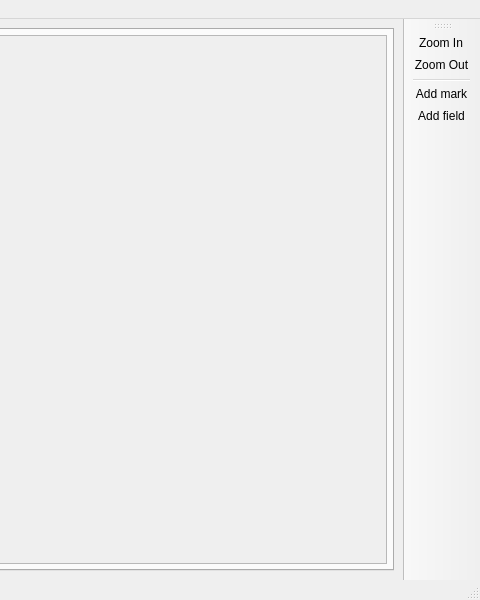
The window that aer/views/mainwindow.ui (GandalfM/automatic-exams-reader) describes before a commit, drawn with Qt 5; both pictures show x 320 to 800 and y 0 to 600 of the 800 by 600 pixel window.
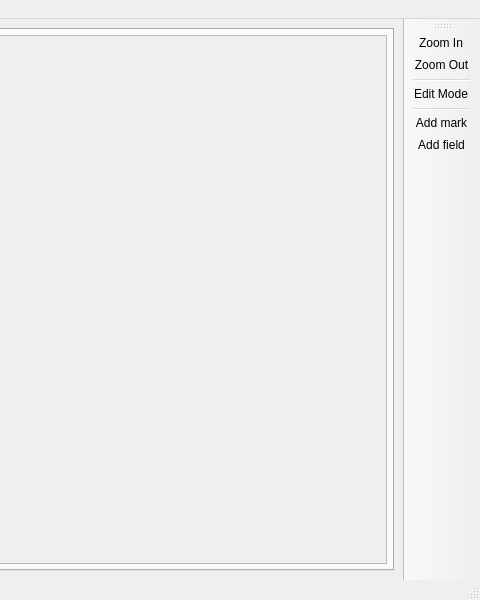
The same window after the commit. The open tabs and pages were chosen to show the change. Custom widgets are drawn as their Qt base class.

Commit message: Added possibility to change mode in toolbar

What changed in the file:
```diff
--- a/aer/views/mainwindow.ui
+++ b/aer/views/mainwindow.ui
@@ -339,6 +339,8 @@
    <addaction name="actionZoomIn"/>
    <addaction name="actionZoomOut"/>
    <addaction name="separator"/>
+   <addaction name="actionEditMode"/>
+   <addaction name="separator"/>
    <addaction name="actionAddMark"/>
    <addaction name="actionAddField"/>
   </widget>
@@ -424,6 +426,14 @@
     <string>Add mark</string>
    </property>
   </action>
+  <action name="actionEditMode">
+   <property name="checkable">
+    <bool>true</bool>
+   </property>
+   <property name="text">
+    <string>Edit Mode</string>
+   </property>
+  </action>
  </widget>
  <customwidgets>
   <customwidget>
```
Left out of the diff: 4 changed lines with no effect on the pictures. The commit also changes 2 other files.
